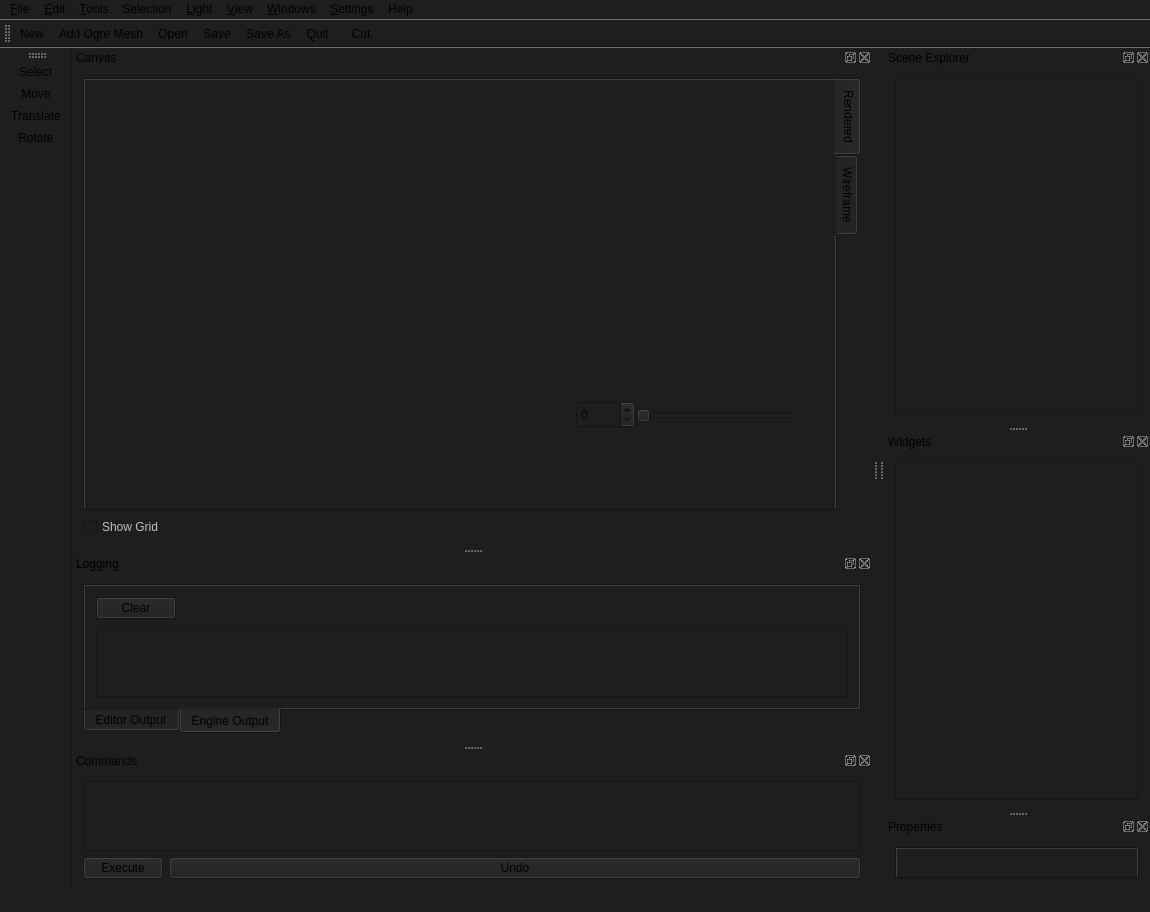
This is Morph/mainwindow.ui in wazery/Morph-SDK as Qt 5 draws it before an edit. The edited form follows.
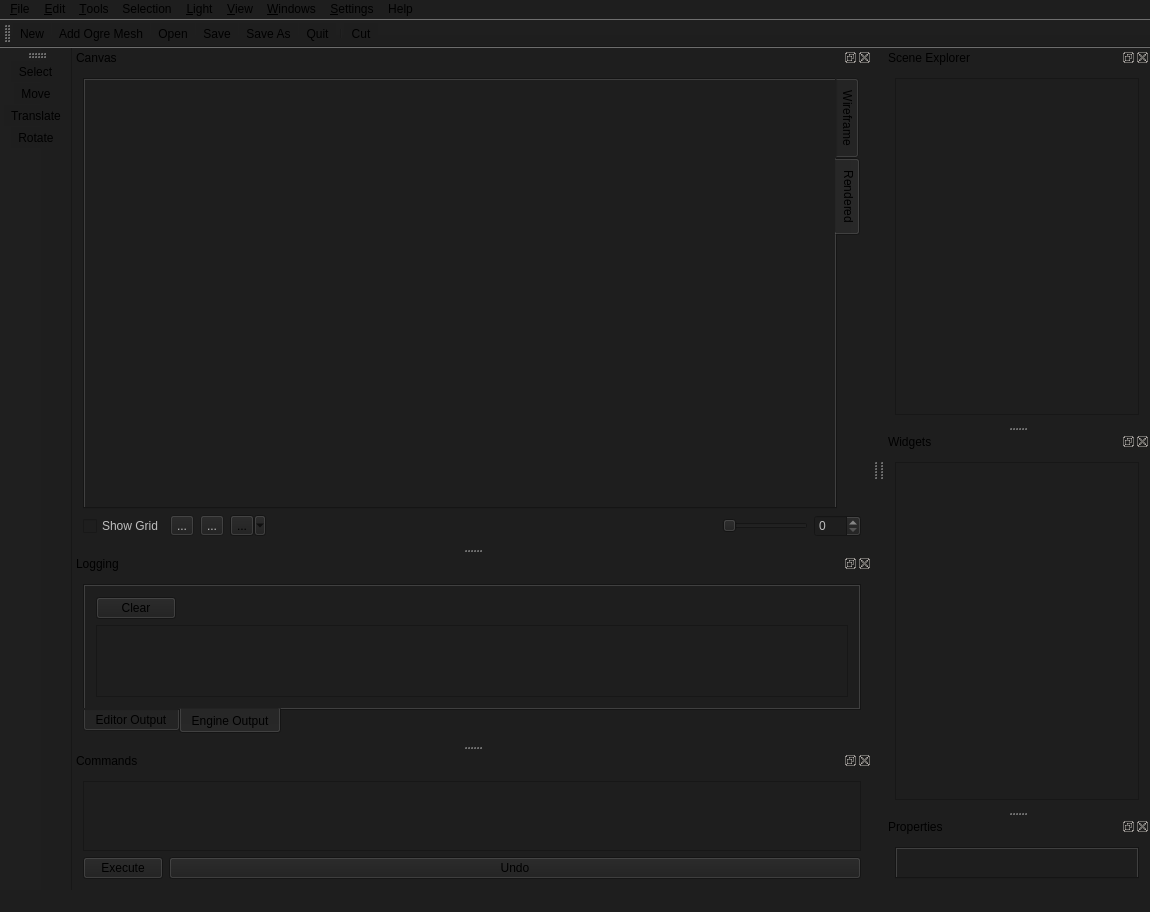
This is the edited form. The open tabs and pages were chosen to show the change. Icons and pictures are not drawn. Custom widgets are drawn as their Qt base class.

```diff
--- a/Morph/mainwindow.ui
+++ b/Morph/mainwindow.ui
@@ -244,40 +244,6 @@
        <property name="elideMode">
         <enum>Qt::ElideNone</enum>
        </property>
-       <widget class="QWidget" name="rendered">
-        <attribute name="title">
-         <string>Rendered</string>
-        </attribute>
-        <layout class="QGridLayout" name="gridLayout_4">
-         <item row="0" column="0">
-          <widget class="MSystemManager" name="widget" native="true">
-           <widget class="QSlider" name="horizontalSlider">
-            <property name="geometry">
-             <rect>
-              <x>540</x>
-              <y>310</y>
-              <width>160</width>
-              <height>29</height>
-             </rect>
-            </property>
-            <property name="orientation">
-             <enum>Qt::Horizontal</enum>
-            </property>
-           </widget>
-           <widget class="QSpinBox" name="spinBox">
-            <property name="geometry">
-             <rect>
-              <x>480</x>
-              <y>310</y>
-              <width>59</width>
-              <height>27</height>
-             </rect>
-            </property>
-           </widget>
-          </widget>
-         </item>
-        </layout>
-       </widget>
        <widget class="QWidget" name="tab_2">
         <attribute name="title">
          <string>Wireframe</string>
@@ -363,17 +329,117 @@
          </item>
         </layout>
        </widget>
+       <widget class="QWidget" name="rendered">
+        <attribute name="title">
+         <string>Rendered</string>
+        </attribute>
+        <layout class="QGridLayout" name="gridLayout_4">
+         <item row="0" column="0">
+          <widget class="MSystemManager" name="widget" native="true"/>
+         </item>
+        </layout>
+       </widget>
       </widget>
      </item>
      <item row="1" column="0">
-      <widget class="QCheckBox" name="grid">
-       <property name="enabled">
-        <bool>false</bool>
-       </property>
-       <property name="text">
-        <string>Show Grid</string>
-       </property>
-      </widget>
+      <layout class="QHBoxLayout" name="horizontalLayout">
+       <item>
+        <widget class="QCheckBox" name="grid">
+         <property name="enabled">
+          <bool>false</bool>
+         </property>
+         <property name="text">
+          <string>Show Grid</string>
+         </property>
+        </widget>
+       </item>
+       <item>
+        <widget class="QToolButton" name="fourViews">
+         <property name="enabled">
+          <bool>false</bool>
+         </property>
+         <property name="text">
+          <string>...</string>
+         </property>
+         <property name="icon">
+          <iconset resource="icons.qrc">
+           <normaloff>:/toolbar/icons/scale.svg</normaloff>:/toolbar/icons/scale.svg</iconset>
+         </property>
+        </widget>
+       </item>
+       <item>
+        <widget class="QToolButton" name="oneView">
+         <property name="enabled">
+          <bool>false</bool>
+         </property>
+         <property name="text">
+          <string>...</string>
+         </property>
+        </widget>
+       </item>
+       <item>
+        <widget class="QToolButton" name="splitViews">
+         <property name="text">
+          <string>...</string>
+         </property>
+         <property name="icon">
+          <iconset resource="icons.qrc">
+           <normaloff>:/toolbar/icons/search32.png</normaloff>:/toolbar/icons/search32.png</iconset>
+         </property>
+         <property name="popupMode">
+          <enum>QToolButton::MenuButtonPopup</enum>
+         </property>
+         <property name="toolButtonStyle">
+          <enum>Qt::ToolButtonIconOnly</enum>
+         </property>
+         <property name="autoRaise">
+          <bool>false</bool>
+         </property>
+         <property name="arrowType">
+          <enum>Qt::NoArrow</enum>
+         </property>
+        </widget>
+       </item>
+       <item>
+        <spacer name="horizontalSpacer_3">
+         <property name="orientation">
+          <enum>Qt::Horizontal</enum>
+         </property>
+         <property name="sizeType">
+          <enum>QSizePolicy::Expanding</enum>
+         </property>
+         <property name="sizeHint" stdset="0">
+          <size>
+           <width>450</width>
+           <height>20</height>
+          </size>
+         </property>
+        </spacer>
+       </item>
+       <item>
+        <widget class="QSlider" name="zoomSlider">
+         <property name="enabled">
+          <bool>false</bool>
+         </property>
+         <property name="maximum">
+          <number>100</number>
+         </property>
+         <property name="orientation">
+          <enum>Qt::Horizontal</enum>
+         </property>
+        </widget>
+       </item>
+       <item>
+        <widget class="QSpinBox" name="zommSpinBox">
+         <property name="enabled">
+          <bool>false</bool>
+         </property>
+         <property name="maximum">
+          <number>100</number>
+         </property>
+        </widget>
+       </item>
+      </layout>
      </item>
     </layout>
    </widget>
```
Left out of the diff: 4 changed lines with no effect on the pictures.
